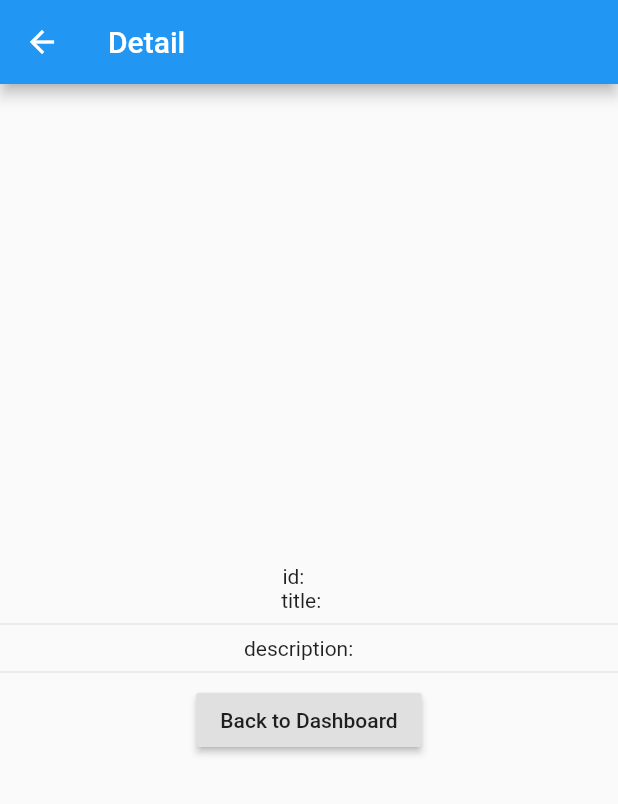
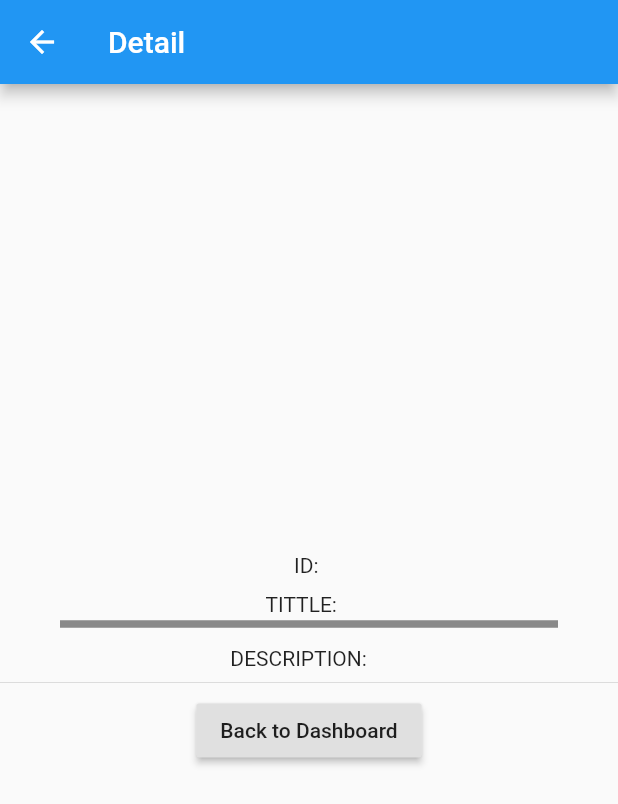
Before and after one commit to asmjehan/Flutter-Blog-App, a Flutter app: the Detail screen opened directly with empty values, on a phone screen of 412 x 824 dp. Shown: the top 804 px of the screen. Run offline on Flutter 3.47's test engine with Material 2 defaults, Android fonts, the light colour scheme and no system bars; network calls fail.

Commit message:
apk file added

```diff
--- a/lib/detail.dart
+++ b/lib/detail.dart
@@ -19,10 +19,22 @@ class _DetailState extends State<Detail> {
         child: Column(
           mainAxisAlignment: MainAxisAlignment.center,
           children: [
-            Text("id:      ${data['id']}"),
-            Text("title:   ${data['title']}"),
-            Divider(),
-            Text("description:    ${data['body']}"),
+            Text("ID: ${data['id']}"),
+            SizedBox(
+              height: 10,
+            ),
+            Text("TITTLE:   ${data['title']}"),
+            Divider(
+              height: 10,
+              thickness: 5,
+              color: Colors.black45,
+              indent: 40,
+              endIndent: 40,
+            ),
+            SizedBox(
+              height: 10,
+            ),
+            Text("DESCRIPTION:    ${data['body']}"),
             Divider(),
             RaisedButton(
               child: Text("Back to Dashboard"),
```
